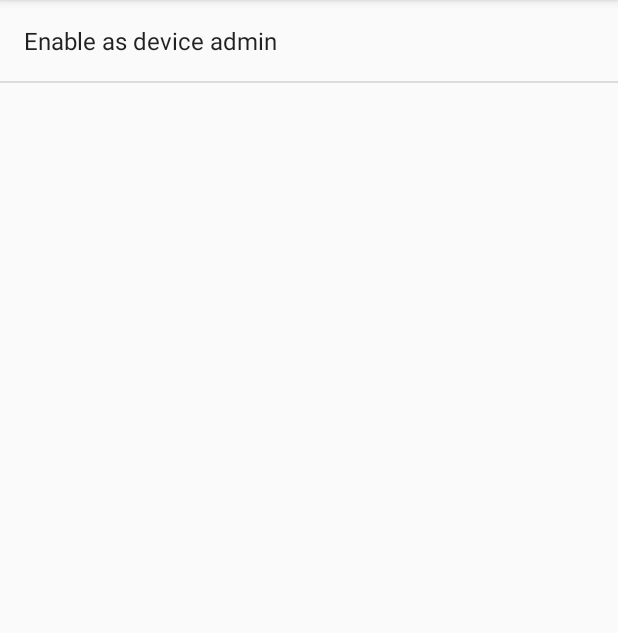
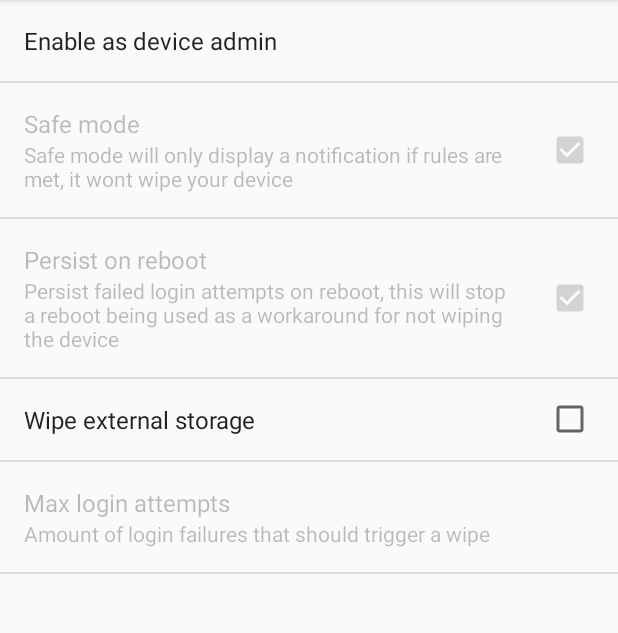
Before and after one commit to test-acc-vaccym/Locker-1, an Android app: the screen it shows after launch (MainActivity), on a phone screen of 412 x 824 dp, the part 84-717 px from its top. Run offline under Robolectric (Android 15) with nearby library versions, the phone set to English and light mode, and no system bars.

Commit message:
More settings

```diff
--- a/app/src/main/res/values/settings.xml
+++ b/app/src/main/res/values/settings.xml
@@ -1,4 +1,9 @@
 <?xml version="1.0" encoding="utf-8"?>
 <resources>
     <string name="settings_key_device_admin" translatable="false">pref_device_admin</string>
+    <string name="settings_key_safe_mode" translatable="false">pref_safe_mode</string>
+    <string name="settings_key_persist_fails_after_reboot" translatable="false">pref_persist_fails_after_reboot</string>
+    <string name="settings_key_max_failed_logins_for_wipe" translatable="false">pref_max_failed_logins_for_wipe</string>
+    <string name="settings_key_failed_logins_count" translatable="false">pref_failed_logins_count</string>
+    <string name="settings_key_wipe_external_storage" translatable="false">pref_wipe_external_storage</string>
 </resources>
--- a/app/src/main/res/values/strings.xml
+++ b/app/src/main/res/values/strings.xml
@@ -10,4 +10,16 @@
 
     <string name="enable_device_admin">Enable as device admin</string>
     <string name="remove_device_admin">Remove as device admin</string>
+
+    <string name="safe_mode">Safe mode</string>
+    <string name="safe_mode_desc">Safe mode will only display a notification if rules are met, it wont wipe your device</string>
+
+    <string name="persist_fails_after_reboot">Persist on reboot</string>
+    <string name="persist_fails_after_reboot_desc">Persist failed login attempts on reboot,
+        this will stop a reboot being used as a workaround for not wiping the device</string>
+
+    <string name="max_failed_logins_for_wipe">Max login attempts</string>
+    <string name="max_failed_logins_for_wipe_desc">Amount of login failures that should trigger a wipe</string>
+
+    <string name="wipe_external_storage">Wipe external storage</string>
 </resources>
--- a/app/src/main/res/xml/preferences.xml
+++ b/app/src/main/res/xml/preferences.xml
@@ -3,6 +3,30 @@
 
     <Preference
         android:key="@string/settings_key_device_admin"
-        android:title="@string/enable_device_admin"/>
+        android:title="@string/enable_device_admin" />
+
+    <CheckBoxPreference
+        android:key="@string/settings_key_safe_mode"
+        android:title="@string/safe_mode"
+        android:summary="@string/safe_mode_desc"
+        android:defaultValue="true" />
+
+    <CheckBoxPreference
+        android:key="@string/settings_key_persist_fails_after_reboot"
+        android:title="@string/persist_fails_after_reboot"
+        android:summary="@string/persist_fails_after_reboot_desc"
+        android:defaultValue="true" />
+
+    <CheckBoxPreference
+        android:key="@string/settings_key_wipe_external_storage"
+        android:title="@string/wipe_external_storage"
+        android:defaultValue="false" />
+
+    <EditTextPreference
+        android:key="@string/settings_key_max_failed_logins_for_wipe"
+        android:title="@string/max_failed_logins_for_wipe"
+        android:summary="@string/max_failed_logins_for_wipe_desc"
+        android:inputType="numberDecimal"
+        android:digits="0123456789" />
 
 </PreferenceScreen>
```
Also changed, not shown: app/src/main/java/uk/co/richyhbm/locker/Utilities/Settings.java (+29 -10 lines).
